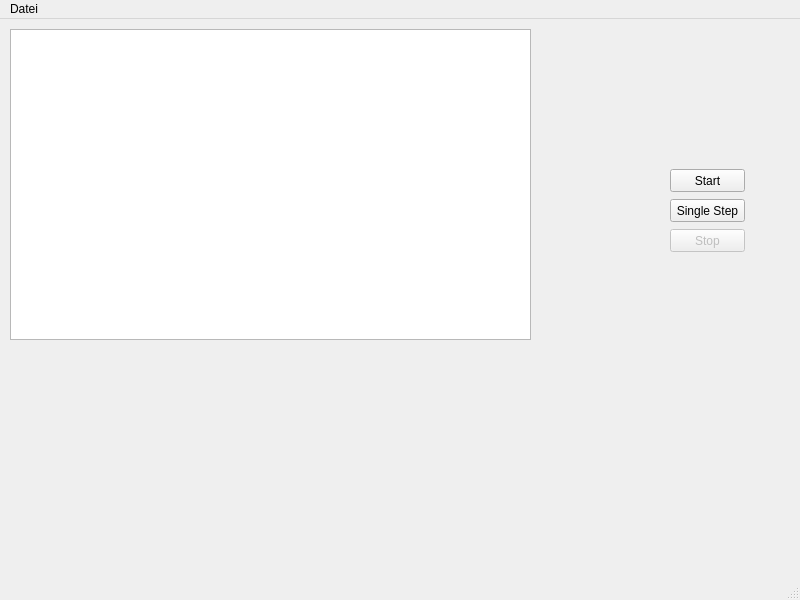
Before: the Qt Designer form mainwindow.ui in nudeldunker/PIC, drawn with Qt 5.
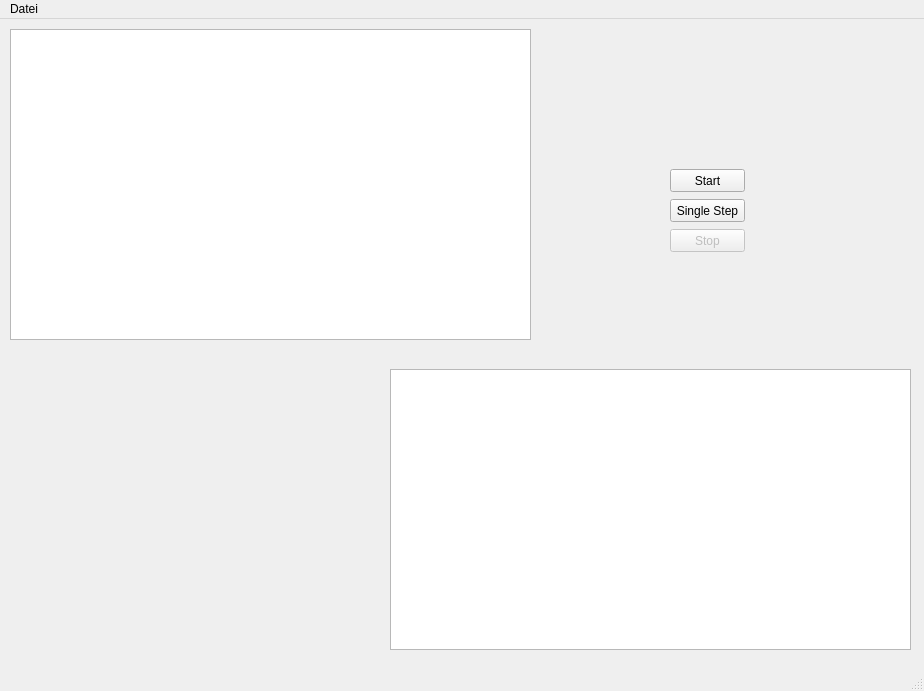
After: the same form once the commit is applied.

Diff of the .ui file:
```diff
--- a/mainwindow.ui
+++ b/mainwindow.ui
@@ -6,8 +6,8 @@
    <rect>
     <x>0</x>
     <y>0</y>
-    <width>800</width>
-    <height>600</height>
+    <width>924</width>
+    <height>691</height>
    </rect>
   </property>
   <property name="windowTitle">
@@ -72,13 +72,26 @@
      <string>Single Step</string>
     </property>
    </widget>
+   <widget class="QTableView" name="codeView">
+    <property name="geometry">
+     <rect>
+      <x>390</x>
+      <y>350</y>
+      <width>521</width>
+      <height>281</height>
+     </rect>
+    </property>
+    <property name="sizeAdjustPolicy">
+     <enum>QAbstractScrollArea::AdjustToContents</enum>
+    </property>
+   </widget>
   </widget>
   <widget class="QMenuBar" name="menubar">
    <property name="geometry">
     <rect>
      <x>0</x>
      <y>0</y>
-     <width>800</width>
+     <width>924</width>
      <height>21</height>
     </rect>
    </property>
```
